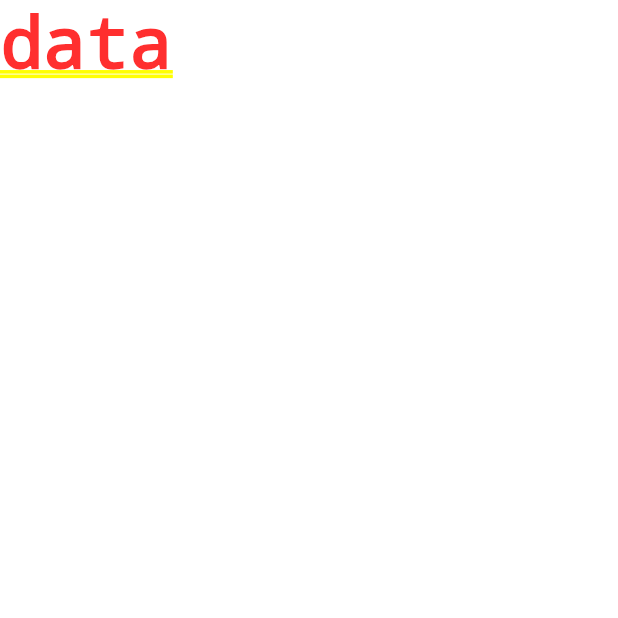
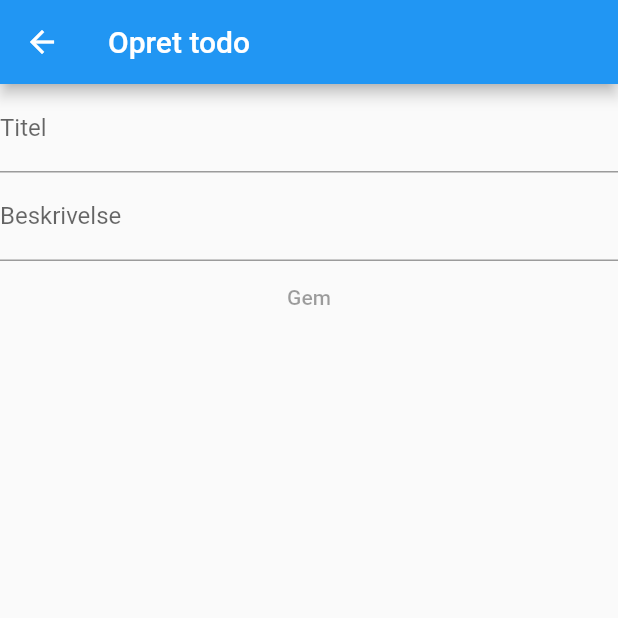
Before and after one commit to MercantecData/portfolio-crivitmms, a Flutter app: the screen it shows after launch, after a tap on the "add" icon, on a phone screen of 412 x 824 dp, the top half of it. Run offline on Flutter 3.47's test engine with Material 2 defaults, Android fonts, the phone set to English and light mode, and no system bars.

Commit message:
textfelter og knap uden styling eller funktioner

```diff
--- a/app programmering/app/lib/oprettodo/oprettodo.dart
+++ b/app programmering/app/lib/oprettodo/oprettodo.dart
@@ -1,11 +1,55 @@
 import 'package:flutter/material.dart';
 
-class OpretTodo extends StatelessWidget{
+class OpretTodo extends StatefulWidget{
+
+  @override
+  _OpretTodo createState()=> _OpretTodo();
+}
+
+
+class _OpretTodo extends State{
+
+  final titelControl = TextEditingController();
+  final beskrivelsesControl = TextEditingController();
+
+  @override
+  void dispose(){
+    titelControl.dispose();
+    beskrivelsesControl.dispose();
+    super.dispose();
+  }
 
   @override
   Widget build(BuildContext context) {
-    // TODO: implement build
-    return Text("data");
+    return Scaffold(
+      appBar: AppBar(
+        title: Text("Opret todo"),
+      ),
+      body: Container(
+        child: Column(
+          children: <Widget>[
+            TextField(
+              controller: titelControl,
+              decoration: InputDecoration(
+                labelText: 'Titel'
+              ),
+            ),
+            TextField(
+              controller: beskrivelsesControl,
+              maxLines: null,
+              keyboardType: TextInputType.multiline,
+              decoration: InputDecoration(
+                labelText: 'Beskrivelse'
+              ),
+            ),
+            FlatButton(
+              onPressed: null,
+              child: Text("Gem"),
+            )
+          ],
+        ),
+      )
+    );
   }
 
 }
```
